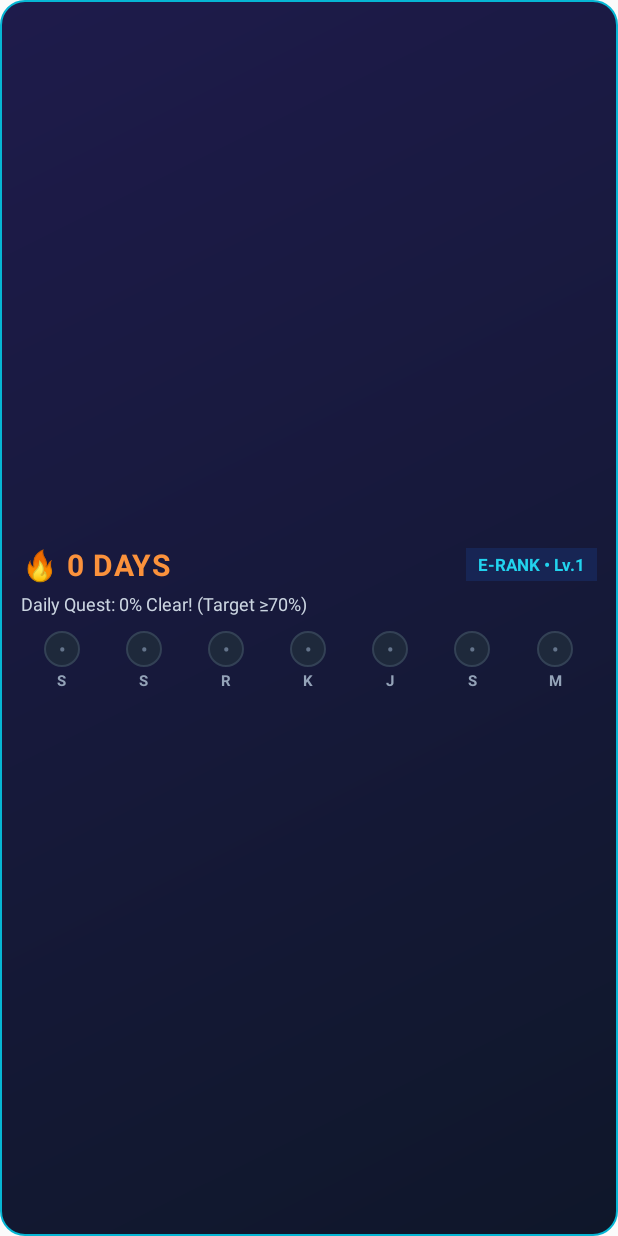
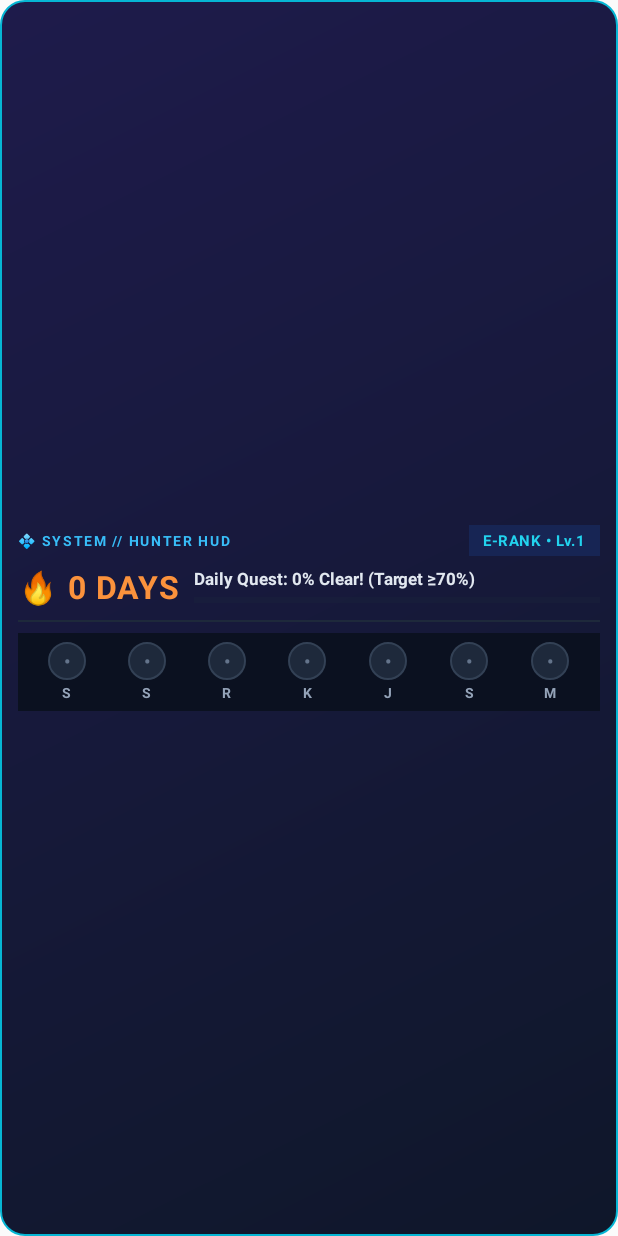
Before and after one commit to aryaramadhan1421-jpg/RPG-daily, an Android app: the layout system_streak_widget.xml on its own in the app's theme, with its tools: preview values and no code run, on a phone screen of 412 x 824 dp. Run offline under Robolectric (Android 15) with nearby library versions, the phone set to English and light mode, and no system bars.

Commit message:
Update system_streak_widget.xml

```diff
--- a/SystemRPG-Android-Project/SystemRPG-Android/app/src/main/res/layout/system_streak_widget.xml
+++ b/SystemRPG-Android-Project/SystemRPG-Android/app/src/main/res/layout/system_streak_widget.xml
@@ -4,10 +4,11 @@
     android:layout_width="match_parent"
     android:layout_height="match_parent"
     android:orientation="vertical"
-    android:padding="14dp"
+    android:padding="12dp"
     android:gravity="center_vertical"
     android:background="@drawable/widget_bg_cyber">
 
+    <!-- BARIS 1: SYSTEM HEADER & RANK BADGE -->
     <LinearLayout
         android:layout_width="match_parent"
         android:layout_height="wrap_content"
@@ -15,82 +16,143 @@
         android:gravity="center_vertical">
 
         <TextView
-            android:id="@+id/widget_streak"
             android:layout_width="0dp"
             android:layout_height="wrap_content"
             android:layout_weight="1"
-            android:text="🔥 0 DAYS"
-            android:textColor="#FB923C"
+            android:text="💠 SYSTEM // HUNTER HUD"
+            android:textColor="#38BDF8"
             android:textStyle="bold"
-            android:textSize="20sp"
-            android:letterSpacing="0.03" />
+            android:textSize="9sp"
+            android:letterSpacing="0.12"
+            android:maxLines="1"
+            android:ellipsize="end" />
 
         <TextView
             android:id="@+id/widget_rank_lv"
             android:layout_width="wrap_content"
             android:layout_height="wrap_content"
             android:background="#172554"
-            android:paddingLeft="8dp"
-            android:paddingRight="8dp"
+            android:paddingLeft="9dp"
+            android:paddingRight="9dp"
             android:paddingTop="3dp"
             android:paddingBottom="3dp"
             android:text="E-RANK • Lv.1"
             android:textColor="#22D3EE"
             android:textStyle="bold"
-            android:textSize="11sp" />
+            android:textSize="10sp"
+            android:letterSpacing="0.04" />
     </LinearLayout>
+
+    <!-- BARIS 2: STREAK HERO & STATUS QUEST -->
+    <LinearLayout
+        android:layout_width="match_parent"
+        android:layout_height="wrap_content"
+        android:layout_marginTop="6dp"
+        android:orientation="horizontal"
+        android:gravity="center_vertical">
+
+        <TextView
+            android:id="@+id/widget_streak"
+            android:layout_width="wrap_content"
+            android:layout_height="wrap_content"
+            android:text="🔥 0 DAYS"
+            android:textColor="#FB923C"
+            android:textStyle="bold"
+            android:textSize="21sp"
+            android:letterSpacing="0.03" />
+
+        <LinearLayout
+            android:layout_width="0dp"
+            android:layout_height="wrap_content"
+            android:layout_weight="1"
+            android:layout_marginLeft="10dp"
+            android:orientation="vertical">
 
             <TextView
                 android:id="@+id/widget_daily_status"
                 android:layout_width="match_parent"
                 android:layout_height="wrap_content"
-        android:layout_marginTop="4dp"
                 android:text="Daily Quest: 0% Clear! (Target ≥70%)"
-        android:textColor="#CBD5E1"
-        android:textSize="12sp"
+                android:textColor="#E2E8F0"
+                android:textStyle="bold"
+                android:textSize="11sp"
                 android:maxLines="1"
                 android:ellipsize="end" />
+
+            <!-- Visual Progress Bar -->
+            <ProgressBar
+                android:id="@+id/widget_daily_progress"
+                style="?android:attr/progressBarStyleHorizontal"
+                android:layout_width="match_parent"
+                android:layout_height="6dp"
+                android:layout_marginTop="4dp"
+                android:max="100"
+                android:progress="0"
+                android:progressTint="#22D3EE"
+                android:progressBackgroundTint="#1E293B" />
+        </LinearLayout>
+    </LinearLayout>
+
+    <!-- GARIS PEMBATAS CYBER -->
+    <ImageView
+        android:layout_width="match_parent"
+        android:layout_height="1dp"
+        android:layout_marginTop="8dp"
+        android:layout_marginBottom="7dp"
+        android:background="#1E293B"
+        android:contentDescription="@null" />
+
+    <!-- BARIS 3: PANEL WEEKLY CONSISTENCY -->
+    <LinearLayout
+        android:layout_width="match_parent"
+        android:layout_height="wrap_content"
+        android:orientation="vertical"
+        android:background="#0B1120"
+        android:paddingTop="6dp"
+        android:paddingBottom="6dp"
+        android:paddingLeft="6dp"
+        android:paddingRight="6dp">
 
         <LinearLayout
             android:layout_width="match_parent"
             android:layout_height="wrap_content"
-        android:layout_marginTop="10dp"
             android:orientation="horizontal"
             android:gravity="center">
 
             <LinearLayout android:layout_width="0dp" android:layout_height="wrap_content" android:layout_weight="1" android:orientation="vertical" android:gravity="center">
-            <TextView android:id="@+id/day_icon_0" android:layout_width="24dp" android:layout_height="24dp" android:gravity="center" android:background="@drawable/day_circle_pending" android:text="•" android:textColor="#64748B" android:textStyle="bold" android:textSize="12sp" />
-            <TextView android:id="@+id/day_label_0" android:layout_width="wrap_content" android:layout_height="wrap_content" android:layout_marginTop="2dp" android:text="S" android:textColor="#94A3B8" android:textSize="10sp" android:textStyle="bold" />
+                <TextView android:id="@+id/day_icon_0" android:layout_width="25dp" android:layout_height="25dp" android:gravity="center" android:background="@drawable/day_circle_pending" android:text="•" android:textColor="#64748B" android:textStyle="bold" android:textSize="12sp" />
+                <TextView android:id="@+id/day_label_0" android:layout_width="wrap_content" android:layout_height="wrap_content" android:layout_marginTop="2dp" android:text="S" android:textColor="#94A3B8" android:textSize="9sp" android:textStyle="bold" />
             </LinearLayout>
 
             <LinearLayout android:layout_width="0dp" android:layout_height="wrap_content" android:layout_weight="1" android:orientation="vertical" android:gravity="center">
-            <TextView android:id="@+id/day_icon_1" android:layout_width="24dp" android:layout_height="24dp" android:gravity="center" android:background="@drawable/day_circle_pending" android:text="•" android:textColor="#64748B" android:textStyle="bold" android:textSize="12sp" />
-            <TextView android:id="@+id/day_label_1" android:layout_width="wrap_content" android:layout_height="wrap_content" android:layout_marginTop="2dp" android:text="S" android:textColor="#94A3B8" android:textSize="10sp" android:textStyle="bold" />
+                <TextView android:id="@+id/day_icon_1" android:layout_width="25dp" android:layout_height="25dp" android:gravity="center" android:background="@drawable/day_circle_pending" android:text="•" android:textColor="#64748B" android:textStyle="bold" android:textSize="12sp" />
+                <TextView android:id="@+id/day_label_1" android:layout_width="wrap_content" android:layout_height="wrap_content" android:layout_marginTop="2dp" android:text="S" android:textColor="#94A3B8" android:textSize="9sp" android:textStyle="bold" />
             </LinearLayout>
 
             <LinearLayout android:layout_width="0dp" android:layout_height="wrap_content" android:layout_weight="1" android:orientation="vertical" android:gravity="center">
-            <TextView android:id="@+id/day_icon_2" android:layout_width="24dp" android:layout_height="24dp" android:gravity="center" android:background="@drawable/day_circle_pending" android:text="•" android:textColor="#64748B" android:textStyle="bold" android:textSize="12sp" />
-            <TextView android:id="@+id/day_label_2" android:layout_width="wrap_content" android:layout_height="wrap_content" android:layout_marginTop="2dp" android:text="R" android:textColor="#94A3B8" android:textSize="10sp" android:textStyle="bold" />
+                <TextView android:id="@+id/day_icon_2" android:layout_width="25dp" android:layout_height="25dp" android:gravity="center" android:background="@drawable/day_circle_pending" android:text="•" android:textColor="#64748B" android:textStyle="bold" android:textSize="12sp" />
+                <TextView android:id="@+id/day_label_2" android:layout_width="wrap_content" android:layout_height="wrap_content" android:layout_marginTop="2dp" android:text="R" android:textColor="#94A3B8" android:textSize="9sp" android:textStyle="bold" />
             </LinearLayout>
 
             <LinearLayout android:layout_width="0dp" android:layout_height="wrap_content" android:layout_weight="1" android:orientation="vertical" android:gravity="center">
-            <TextView android:id="@+id/day_icon_3" android:layout_width="24dp" android:layout_height="24dp" android:gravity="center" android:background="@drawable/day_circle_pending" android:text="•" android:textColor="#64748B" android:textStyle="bold" android:textSize="12sp" />
-            <TextView android:id="@+id/day_label_3" android:layout_width="wrap_content" android:layout_height="wrap_content" android:layout_marginTop="2dp" android:text="K" android:textColor="#94A3B8" android:textSize="10sp" android:textStyle="bold" />
+                <TextView android:id="@+id/day_icon_3" android:layout_width="25dp" android:layout_height="25dp" android:gravity="center" android:background="@drawable/day_circle_pending" android:text="•" android:textColor="#64748B" android:textStyle="bold" android:textSize="12sp" />
+                <TextView android:id="@+id/day_label_3" android:layout_width="wrap_content" android:layout_height="wrap_content" android:layout_marginTop="2dp" android:text="K" android:textColor="#94A3B8" android:textSize="9sp" android:textStyle="bold" />
             </LinearLayout>
 
             <LinearLayout android:layout_width="0dp" android:layout_height="wrap_content" android:layout_weight="1" android:orientation="vertical" android:gravity="center">
-            <TextView android:id="@+id/day_icon_4" android:layout_width="24dp" android:layout_height="24dp" android:gravity="center" android:background="@drawable/day_circle_pending" android:text="•" android:textColor="#64748B" android:textStyle="bold" android:textSize="12sp" />
-            <TextView android:id="@+id/day_label_4" android:layout_width="wrap_content" android:layout_height="wrap_content" android:layout_marginTop="2dp" android:text="J" android:textColor="#94A3B8" android:textSize="10sp" android:textStyle="bold" />
+                <TextView android:id="@+id/day_icon_4" android:layout_width="25dp" android:layout_height="25dp" android:gravity="center" android:background="@drawable/day_circle_pending" android:text="•" android:textColor="#64748B" android:textStyle="bold" android:textSize="12sp" />
+                <TextView android:id="@+id/day_label_4" android:layout_width="wrap_content" android:layout_height="wrap_content" android:layout_marginTop="2dp" android:text="J" android:textColor="#94A3B8" android:textSize="9sp" android:textStyle="bold" />
             </LinearLayout>
 
             <LinearLayout android:layout_width="0dp" android:layout_height="wrap_content" android:layout_weight="1" android:orientation="vertical" android:gravity="center">
-            <TextView android:id="@+id/day_icon_5" android:layout_width="24dp" android:layout_height="24dp" android:gravity="center" android:background="@drawable/day_circle_pending" android:text="•" android:textColor="#64748B" android:textStyle="bold" android:textSize="12sp" />
-            <TextView android:id="@+id/day_label_5" android:layout_width="wrap_content" android:layout_height="wrap_content" android:layout_marginTop="2dp" android:text="S" android:textColor="#94A3B8" android:textSize="10sp" android:textStyle="bold" />
+                <TextView android:id="@+id/day_icon_5" android:layout_width="25dp" android:layout_height="25dp" android:gravity="center" android:background="@drawable/day_circle_pending" android:text="•" android:textColor="#64748B" android:textStyle="bold" android:textSize="12sp" />
+                <TextView android:id="@+id/day_label_5" android:layout_width="wrap_content" android:layout_height="wrap_content" android:layout_marginTop="2dp" android:text="S" android:textColor="#94A3B8" android:textSize="9sp" android:textStyle="bold" />
             </LinearLayout>
 
             <LinearLayout android:layout_width="0dp" android:layout_height="wrap_content" android:layout_weight="1" android:orientation="vertical" android:gravity="center">
-            <TextView android:id="@+id/day_icon_6" android:layout_width="24dp" android:layout_height="24dp" android:gravity="center" android:background="@drawable/day_circle_pending" android:text="•" android:textColor="#64748B" android:textStyle="bold" android:textSize="12sp" />
-            <TextView android:id="@+id/day_label_6" android:layout_width="wrap_content" android:layout_height="wrap_content" android:layout_marginTop="2dp" android:text="M" android:textColor="#94A3B8" android:textSize="10sp" android:textStyle="bold" />
+                <TextView android:id="@+id/day_icon_6" android:layout_width="25dp" android:layout_height="25dp" android:gravity="center" android:background="@drawable/day_circle_pending" android:text="•" android:textColor="#64748B" android:textStyle="bold" android:textSize="12sp" />
+                <TextView android:id="@+id/day_label_6" android:layout_width="wrap_content" android:layout_height="wrap_content" android:layout_marginTop="2dp" android:text="M" android:textColor="#94A3B8" android:textSize="9sp" android:textStyle="bold" />
             </LinearLayout>
         </LinearLayout>
     </LinearLayout>
+</LinearLayout>
```
Lines whose indentation alone changed are shown as unchanged.
